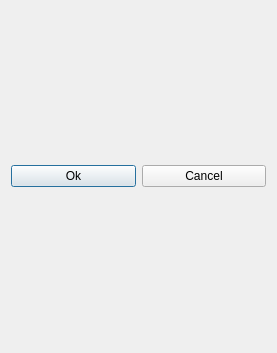
This is Lab4_GUI/WidgetDialog.ui in Cvelth/Comp_Simulation_Projects as Qt 5 draws it before an edit. The edited form follows.
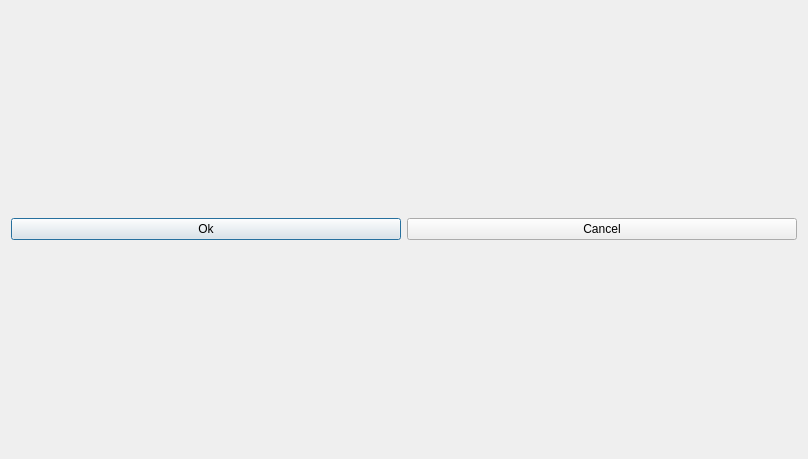
This is the edited form.

```diff
--- a/Lab4_GUI/WidgetDialog.ui
+++ b/Lab4_GUI/WidgetDialog.ui
@@ -9,8 +9,8 @@
    <rect>
     <x>0</x>
     <y>0</y>
-    <width>277</width>
-    <height>353</height>
+    <width>808</width>
+    <height>459</height>
    </rect>
   </property>
   <property name="windowTitle">
```
